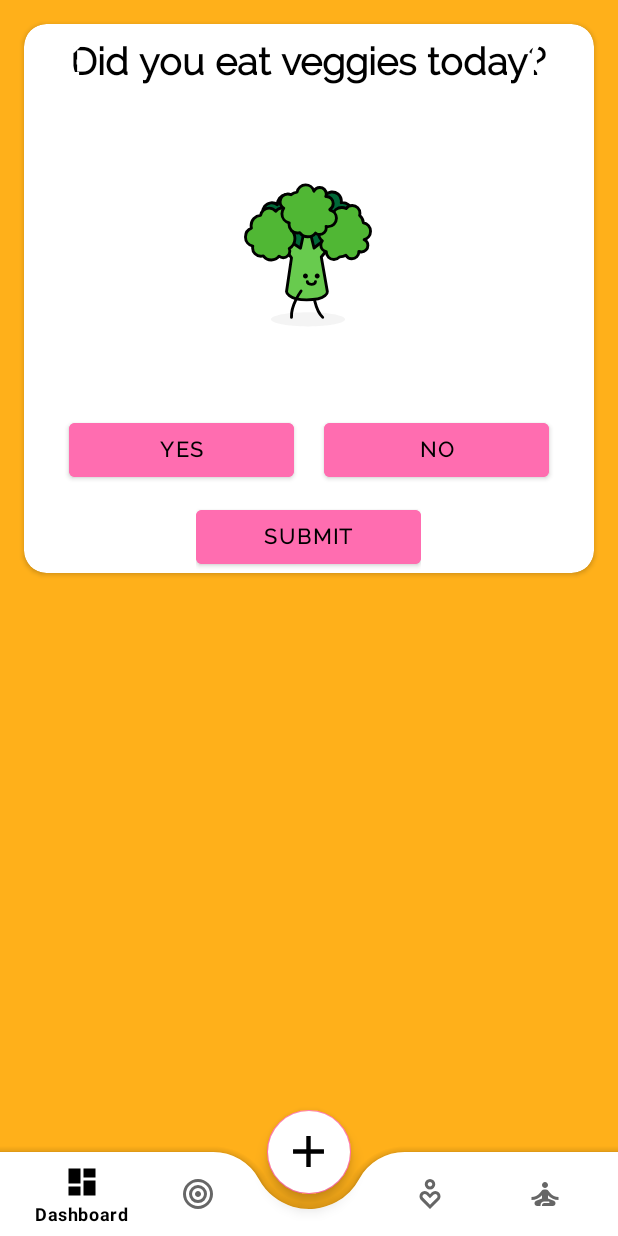
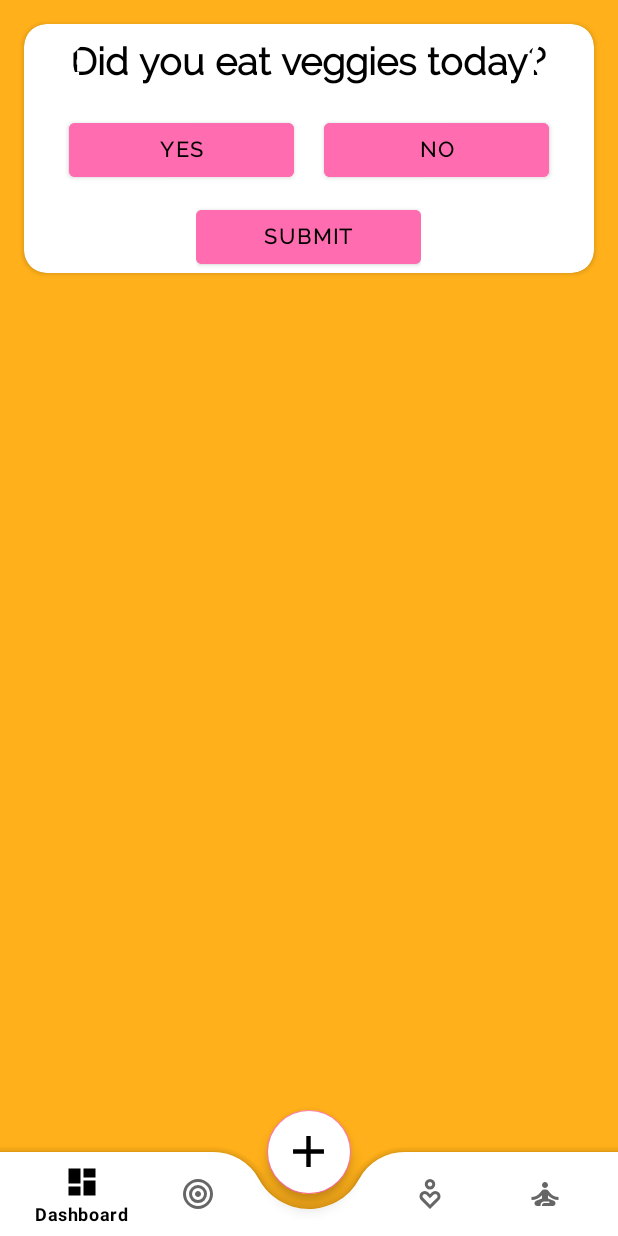
Before and after one commit to lalousaby/Dissertation_LalouSABY, an Android app built with Jetpack Compose: the fragment JournalSlide6 placed in its activity, on a phone screen of 412 x 824 dp. Run offline under Robolectric (Android 15) with nearby library versions, the phone set to English and light mode, and no system bars; our stand-ins replace Firebase (no records; nobody signed in at launch, a user with empty details on screens opened directly).

Commit message:
Remove or not animations in slide based on the questionnaire

```diff
--- a/app/src/main/java/com/example/staffshaven/JournalSlide6.kt
+++ b/app/src/main/java/com/example/staffshaven/JournalSlide6.kt
@@ -8,6 +8,11 @@ import android.view.ViewGroup
 import android.widget.Button
 import android.widget.Toast
 import androidx.fragment.app.activityViewModels
+import com.airbnb.lottie.LottieAnimationView
+import com.google.firebase.Firebase
+import com.google.firebase.auth.auth
+import com.google.firebase.firestore.Source
+import com.google.firebase.firestore.firestore
 
 
 class JournalSlide6 : Fragment() {
@@ -34,6 +39,37 @@ class JournalSlide6 : Fragment() {
         btnVeggiesNoSlide.setOnClickListener {
             viewModel.selectedVeggiesBtnSlide = R.id.btnVeggiesNoSlide
             updateButtonColors()
+        }
+
+        var animationVeggies : LottieAnimationView = view.findViewById(R.id.animationVeggies)
+
+        // store the theme in Firestore
+        val db = Firebase.firestore
+        val user = Firebase.auth.currentUser
+
+        Firebase.auth.addAuthStateListener { auth ->
+            if (user != null) {
+                val userEmail = user.email
+                db.collection("userData").document(userEmail!!) // Use email as document ID
+                    .get(Source.SERVER)
+                    .addOnSuccessListener { document ->
+                        if (document != null && document.exists()) {
+                            val selectedType = document.getString("selectedType")
+                            if (selectedType != null) {
+                                when (selectedType) {
+                                    "Images" -> {
+                                        animationVeggies.visibility = View.VISIBLE
+                                    }
+                                    "Text" -> {
+                                        animationVeggies.visibility = View.GONE
+                                    }
+//
+                                }
+                            }
+
+                        }
+                    }
+            }
         }
 
         return view
--- a/app/src/main/res/layout/fragment_journal_click2.xml
+++ b/app/src/main/res/layout/fragment_journal_click2.xml
@@ -69,6 +69,7 @@
                    android:layout_height="wrap_content"
                    android:id="@+id/frameLayoutClickAnimationYes"
                    android:background="@drawable/frame_selector"
+                   android:visibility="gone"
                    >
 
                    <com.airbnb.lottie.LottieAnimationView
@@ -76,7 +77,6 @@
                        android:layout_width="150dp"
                        android:layout_height="wrap_content"
                        app:lottie_rawRes="@raw/yes"
-                       android:visibility="gone"
                        android:layout_gravity="center"
                        app:lottie_autoPlay="true"
                        app:lottie_loop="false"/>
@@ -106,6 +106,7 @@
                     android:layout_width="wrap_content"
                     android:layout_height="wrap_content"
                     android:layout_gravity="center"
+                    android:visibility="gone"
                     android:id="@+id/frameLayoutClickAnimationNo"
                     android:background="@drawable/frame_selector">
 
@@ -115,7 +116,6 @@
                         android:layout_height="match_parent"
                         app:lottie_rawRes="@raw/no2"
                         android:layout_gravity="center"
-                        android:visibility="gone"
                         app:lottie_autoPlay="true"
                         app:lottie_loop="false"/>
 
--- a/app/src/main/res/layout/fragment_journal_slide4.xml
+++ b/app/src/main/res/layout/fragment_journal_slide4.xml
@@ -13,6 +13,7 @@
         android:layout_height="wrap_content"
         android:orientation="vertical"
         android:layout_gravity="center"
+        android:gravity="center"
         >
 
         <TextView
@@ -41,6 +42,7 @@
             android:layout_gravity="center"
             android:layout_width="150dp"
             android:layout_height="200dp"
+            android:visibility="gone"
             app:lottie_rawRes="@raw/sleep"
             app:lottie_autoPlay="true"
             app:lottie_loop="true"/>
--- a/app/src/main/res/layout/fragment_journal_slide6.xml
+++ b/app/src/main/res/layout/fragment_journal_slide6.xml
@@ -11,7 +11,8 @@
     <LinearLayout
         android:layout_width="match_parent"
         android:layout_height="match_parent"
-        android:orientation="vertical">
+        android:orientation="vertical"
+        android:gravity="center">
 
         <LinearLayout
             android:layout_width="wrap_content"
@@ -32,10 +33,11 @@
                 android:layout_margin="10dp"/>
 
             <com.airbnb.lottie.LottieAnimationView
-                android:id="@+id/animationNo"
+                android:id="@+id/animationVeggies"
                 android:layout_gravity="center"
                 android:layout_width="200dp"
                 android:layout_height="200dp"
+                android:visibility="gone"
                 app:lottie_rawRes="@raw/veggies"
                 app:lottie_autoPlay="true"
                 app:lottie_loop="true"/>
```
Also changed, not shown: app/src/main/java/com/example/staffshaven/JournalSlide2.kt (+44 -0 lines), app/src/main/java/com/example/staffshaven/JournalSlide4.kt (+39 -1 lines), app/src/main/res/layout/fragment_journal_slide2.xml (+9 -10 lines).
